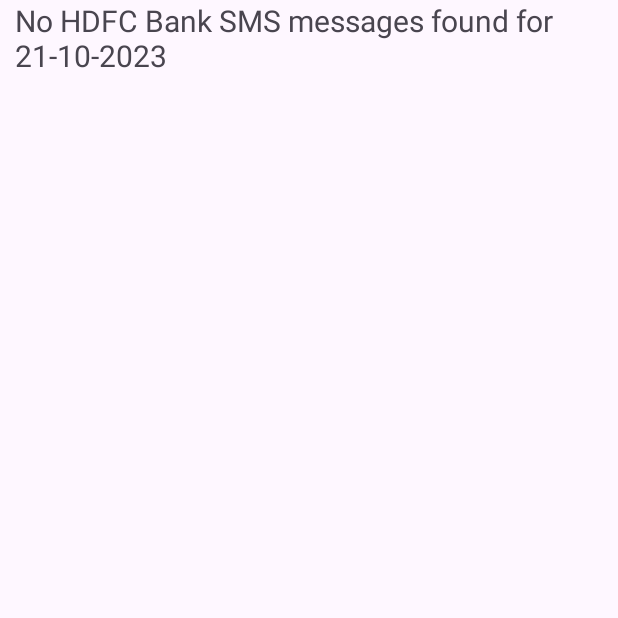
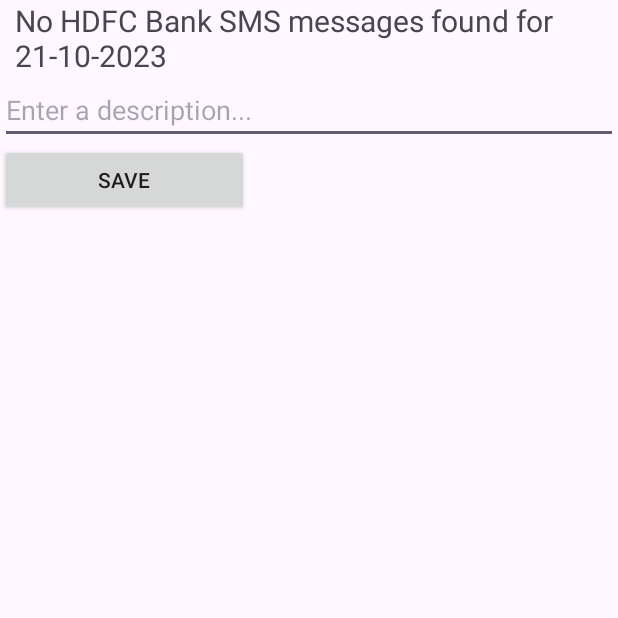
Before and after one commit to Esquaretech/SMSReader, an Android app: the screen it shows after launch (MainActivity), on a phone screen of 412 x 824 dp, the top half of it. Run offline under Robolectric (Android 15) with nearby library versions, the phone set to English and light mode, and no system bars.

Commit message:
Now user can view the date,time,amount,receiver for their today's transaction and description as user can give through textbox then that will store at the internal storage of the users mobile  the file name will be saved as today's date.

```diff
--- a/app/src/main/AndroidManifest.xml
+++ b/app/src/main/AndroidManifest.xml
@@ -5,6 +5,9 @@
         android:required="true" />
     <uses-permission android:name="android.permission.READ_SMS" />
     <uses-permission android:name="android.permission.RECEIVE_SMS" />
+    <uses-permission android:name="android.permission.READ_CONTACTS" />
+    <uses-permission android:name="android.permission.WRITE_EXTERNAL_STORAGE" />
+
 
     <application
         android:allowBackup="true"
--- a/app/src/main/java/com/example/smsreader/MainActivity.java
+++ b/app/src/main/java/com/example/smsreader/MainActivity.java
@@ -2,78 +2,134 @@ package com.example.smsreader;
 
 import android.annotation.SuppressLint;
 import android.app.Activity;
+
+import java.io.FileOutputStream;
+import java.io.IOException;
 import java.util.regex.Matcher;
 import java.util.regex.Pattern;
+
+import android.content.Context;
 import android.database.Cursor;
 import android.net.Uri;
 import android.os.Bundle;
 import android.provider.Telephony;
 import java.util.Calendar;
+import android.widget.AutoCompleteTextView;
 import android.view.View;
 import android.widget.Button;
-import android.widget.EditText;
 import android.widget.TextView;
+import android.widget.Toast;
+
 import java.text.SimpleDateFormat;
 import java.util.Date;
+
+import org.json.JSONException;
+import org.json.JSONObject;
+
 public class MainActivity extends Activity {
-
+    private TextView smsTextView;
+    private Button savebutton;
+    public String jsonData;
+    private String hdfcSms;
+    public String DateOfToday;
+    public String formattedDate;
+    public String formattedTime;
+    public String amount;
+    public String receiver;
+    public String description;
     @Override
     protected void onCreate(Bundle savedInstanceState) {
         super.onCreate(savedInstanceState);
         setContentView(R.layout.activity_main);
 
-        TextView smsTextView = findViewById(R.id.smsTextView);
+        smsTextView = findViewById(R.id.smsTextView);
+        savebutton = findViewById(R.id.button);
 
-        // Get the current date
         Calendar calendar = Calendar.getInstance();
         int year = calendar.get(Calendar.YEAR);
         int month = calendar.get(Calendar.MONTH) + 1; // Note: Months are zero-based, so add 1.
         int day = calendar.get(Calendar.DAY_OF_MONTH);
 
-        // Define the desired date in the format "yyyy-MM-dd"
-        String desiredDate = day + "-" + month + "-" + year;
+        DateOfToday = day + "-" + month + "-" + year;
+        //DateOfToday = "13-10-2023"; //testing date
+
+        hdfcSms = readHDFCSms(DateOfToday);
+        smsTextView.setText(hdfcSms);
+
+        savebutton.setOnClickListener(new View.OnClickListener() {
+            @Override
+            public void onClick(View v) {
+                hdfcSms = readHDFCSms(DateOfToday);
+
+                String FILE_NAME = DateOfToday ;
+                try {
+                    JSONObject jsonObject = new JSONObject();
+                    jsonObject.put("Date", formattedDate);
+                    jsonObject.put("Time", formattedTime);
+                    jsonObject.put("Amount", amount);
+                    jsonObject.put("Receiver", receiver);
+                    jsonObject.put("Description", description);
+
+                   jsonData = jsonObject.toString();
 
 
-        // Read and filter HDFC Bank SMS messages for the desired date
-        String hdfcSms = readHDFCSms(desiredDate);
+                } catch (JSONException e) {
+                    e.printStackTrace();
+                }
+                try {
 
-        // Update the TextView with the HDFC Bank SMS messages
-        smsTextView.setText(hdfcSms);
+                    String filePath = "/storage/emulated/0/Download/"+FILE_NAME+".json";
+
+                    FileOutputStream fos = new FileOutputStream(filePath);
+                    fos.write(jsonData.getBytes());
+                    fos.close();
+
+
+                    Toast.makeText(getApplicationContext(), "Data saved to Downloads directory", Toast.LENGTH_LONG).show();
+
+
+                } catch (IOException e) {
+                    e.printStackTrace();
+                }
+
+            }
+        });
 
     }
-
-    private String readHDFCSms(String desiredDate) {
+    private String readHDFCSms(String DateOfToday) {
         Uri uri = Uri.parse("content://sms/inbox");
         Cursor cursor = getContentResolver().query(uri, null, "body LIKE ?", new String[]{"%HDFC Bank%"}, null);
+
         if (cursor != null && cursor.moveToFirst()) {
             StringBuilder hdfcSms = new StringBuilder();
             do {
                 @SuppressLint("Range") String body = cursor.getString(cursor.getColumnIndex(Telephony.Sms.BODY));
-
                 @SuppressLint("Range") String date = cursor.getString(cursor.getColumnIndex(Telephony.Sms.DATE));
                 String particularDate = date;
-                // Parse the date from milliseconds to "yyyy-MM-dd" format
                 SimpleDateFormat dateFormat = new SimpleDateFormat("dd-MM-yyyy");
-                String formattedDate = dateFormat.format(new Date(Long.parseLong(particularDate)));
+                formattedDate = dateFormat.format(new Date(Long.parseLong(particularDate)));
 
-                // Check if the parsed date matches the desired date
-                if (formattedDate.equals(desiredDate)) {
-                    Pattern pattern = Pattern.compile("Money Transfer:Rs (\\d+\\.\\d+) from .* on (\\d{2}-\\d{2}-\\d{2}) to (.+)");
+                String timeFormat = "h:mm a"; // Define the desired time format
+                SimpleDateFormat timeFormatter = new SimpleDateFormat(timeFormat);
+
+                formattedTime = timeFormatter.format(new Date(Long.parseLong(particularDate)));
+
+                if (formattedDate.equals(DateOfToday)) {
+                    Pattern pattern = Pattern.compile("Money Transfer:Rs (\\d+\\.\\d+) from .* on (\\d{2}-\\d{2}-\\d{2}) to (.+) UPI: (\\d+) Not you?");
+
                     Matcher matcher = pattern.matcher(body);
                     if (matcher.find()) {
-                        // Extract the matched information
-                        String amount = matcher.group(1);
-//                        String date = matcher.group(2);
-                        String receiver = matcher.group(3);
+                        amount = matcher.group(1);
+                        receiver = matcher.group(3);
 
-                        hdfcSms.append("Date: ").append(formattedDate).append("\nAmount: ₹").append(amount).append("\nReceiver: ").append(receiver).append("\n\n");
+                        AutoCompleteTextView autoCompleteTextView = findViewById(R.id.autoCompleteTextView);
+                        description = autoCompleteTextView.getText().toString();
+
+                        hdfcSms.append("Date: ").append(formattedDate).append("\nTime: ").append(formattedTime).append("\nAmount: ₹").append(amount).append("\nReceiver: ").append(receiver).append("\nDescription: ").append(description).append("\n\n");
 
                     } else {
                         System.out.println("No match found in the SMS.");
                     }
-
-
-
                 }
             } while (cursor.moveToNext());
 
@@ -82,10 +138,9 @@ public class MainActivity extends Activity {
             if (hdfcSms.length() > 0) {
                 return hdfcSms.toString();
             } else {
-                return "No HDFC Bank SMS messages found for " + desiredDate;
+                return "No HDFC Bank SMS messages found for " + DateOfToday;
             }
         }
-
-        return "No HDFC Bank SMS messages found for " + desiredDate;
+        return "No HDFC Bank SMS messages found for " + DateOfToday;
     }
 }
--- a/app/src/main/res/layout/activity_main.xml
+++ b/app/src/main/res/layout/activity_main.xml
@@ -5,16 +5,17 @@
     android:layout_width="match_parent"
     android:layout_height="match_parent"
     tools:context=".MainActivity">
+
     <ScrollView
         android:layout_width="match_parent"
-        android:layout_height="match_parent">
+        android:layout_height="match_parent"
+        tools:layout_editor_absoluteX="0dp"
+        tools:layout_editor_absoluteY="0dp">
 
         <LinearLayout
             android:layout_width="match_parent"
             android:layout_height="wrap_content"
             android:orientation="vertical">
-
-            <!-- Other UI elements here -->
 
             <TextView
                 android:id="@+id/smsTextView"
@@ -30,11 +31,20 @@
                 app:layout_constraintStart_toStartOf="parent"
                 app:layout_constraintTop_toTopOf="parent"
                 app:layout_constraintVertical_bias="0.524" />
+
+            <AutoCompleteTextView
+                android:id="@+id/autoCompleteTextView"
+                android:layout_width="match_parent"
+                android:layout_height="wrap_content"
+                android:hint="Enter a description..." />
+
+            <Button
+                android:id="@+id/button"
+                android:layout_width="166dp"
+                android:layout_height="wrap_content"
+                android:text="Save" />
         </LinearLayout>
     </ScrollView>
 
 
-
-
-
 </androidx.constraintlayout.widget.ConstraintLayout>
```
Also changed, not shown: app/build.gradle (+5 -2 lines).
